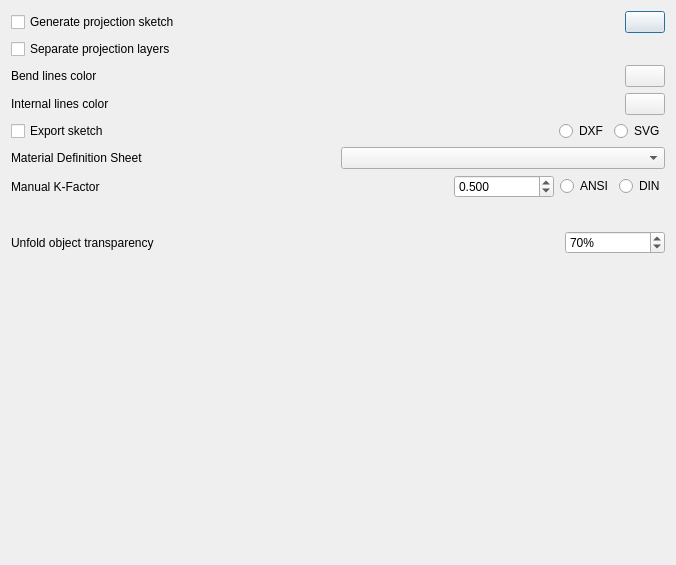
Before: the Qt Designer form Resources/panels/UnfoldOptions.ui in Ondsel-Development/FreeCAD_SheetMetal, drawn with Qt 5.
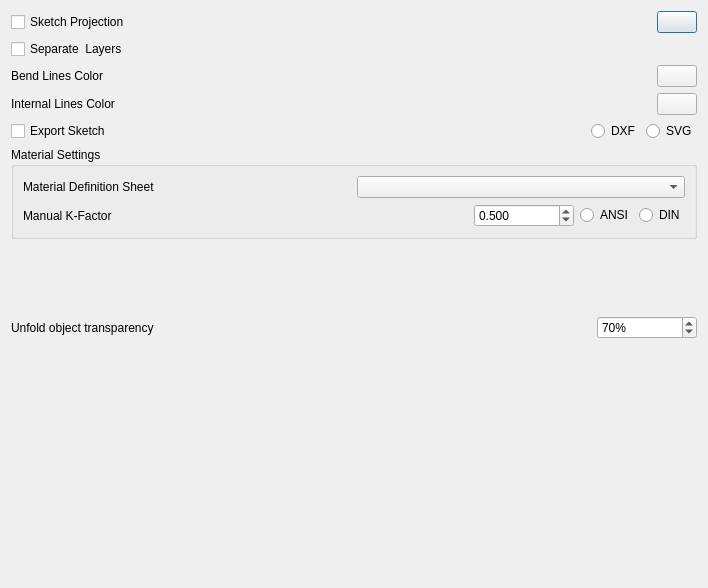
After: the same form once the commit is applied. Custom widgets are drawn as their Qt base class.

Patch:
```diff
--- a/Resources/panels/UnfoldOptions.ui
+++ b/Resources/panels/UnfoldOptions.ui
@@ -6,8 +6,8 @@
    <rect>
     <x>0</x>
     <y>0</y>
-    <width>676</width>
-    <height>565</height>
+    <width>708</width>
+    <height>588</height>
    </rect>
   </property>
   <property name="windowTitle">
@@ -19,7 +19,7 @@
      <item>
       <widget class="QCheckBox" name="chkSketch">
        <property name="text">
-        <string>Generate projection sketch</string>
+        <string>Sketch Projection</string>
        </property>
       </widget>
      </item>
@@ -52,7 +52,7 @@
    <item>
     <widget class="QCheckBox" name="chkSeparate">
      <property name="text">
-      <string>Separate projection layers</string>
+      <string>Separate  Layers</string>
      </property>
     </widget>
    </item>
@@ -61,7 +61,7 @@
      <item>
       <widget class="QLabel" name="label_2">
        <property name="text">
-        <string>Bend lines color</string>
+        <string>Bend Lines Color</string>
        </property>
       </widget>
      </item>
@@ -88,7 +88,7 @@
      <item>
       <widget class="QLabel" name="label_3">
        <property name="text">
-        <string>Internal lines color</string>
+        <string>Internal Lines Color</string>
        </property>
       </widget>
      </item>
@@ -118,7 +118,7 @@
      <item>
       <widget class="QCheckBox" name="chkExport">
        <property name="text">
-        <string>Export sketch</string>
+        <string>Export Sketch</string>
        </property>
       </widget>
      </item>
@@ -161,6 +161,12 @@
     </layout>
    </item>
    <item>
+    <widget class="QGroupBox" name="groupBox">
+     <property name="title">
+      <string>Material Settings</string>
+     </property>
+     <layout class="QVBoxLayout" name="verticalLayout_2">
+      <item>
     <layout class="QHBoxLayout" name="materalDefinitionSheetLayout">
      <item>
       <widget class="QLabel" name="label_4">
@@ -252,6 +258,9 @@
      </item>
     </layout>
    </item>
+     </layout>
+    </widget>
+   </item>
    <item>
     <layout class="QHBoxLayout" name="horizontalLayout_2">
      <property name="sizeConstraint">
@@ -308,7 +317,7 @@
      <property name="sizeHint" stdset="0">
       <size>
        <width>20</width>
-       <height>272</height>
+       <height>40</height>
       </size>
      </property>
     </spacer>
```
Left out of the diff: 4 changed lines with no effect on the pictures. Lines whose indentation alone changed are shown as unchanged.
